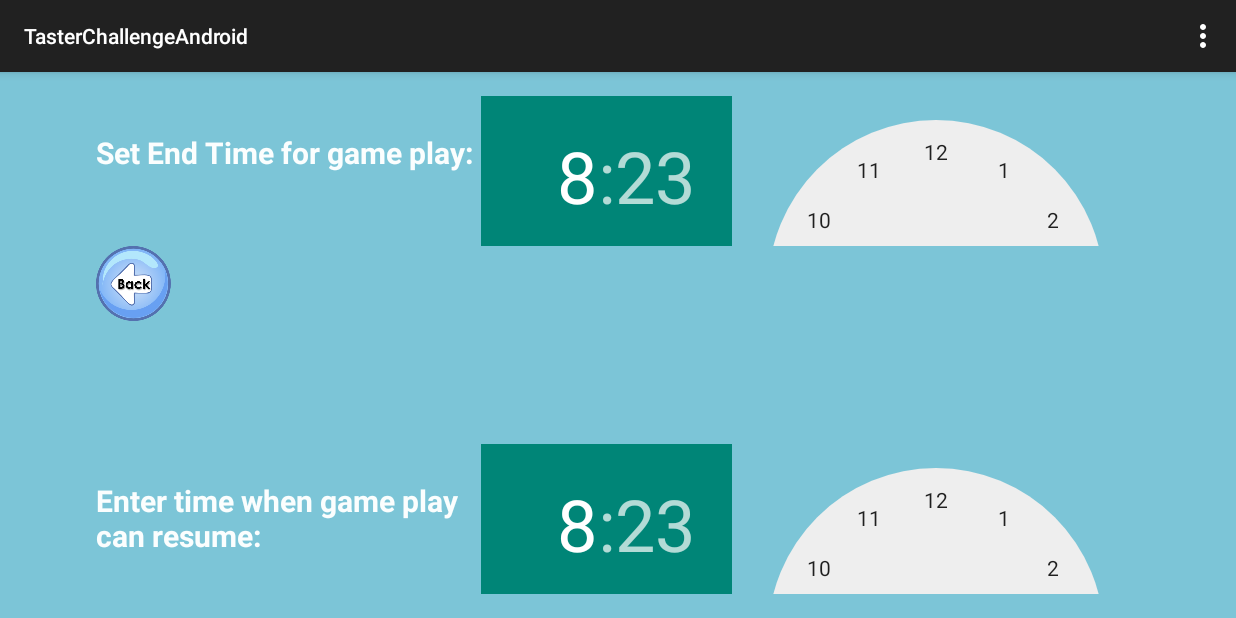
After one commit to RedAlice64/TasterChallengeAndroid, an Android app: the ControlSettingsActivity screen opened directly, with no data from a screen before it, on a phone screen of 824 x 412 dp (held sideways). The commit adds this screen. Run offline under Robolectric (Android 15) with nearby library versions, the phone set to English and light mode, and no system bars.

Commit message:
updated files from last committ so all files are present

```diff
--- /dev/null
+++ b/app/src/main/java/edu/bu/ec500c1/tasterchallengeandroid/ControlSettingsActivity.java
@@ -0,0 +1,53 @@
+package edu.bu.ec500c1.tasterchallengeandroid;
+
+import android.support.v7.app.ActionBarActivity;
+import android.os.Bundle;
+import android.view.Menu;
+import android.view.MenuItem;
+import android.view.View;
+import android.widget.Button;
+import android.widget.ImageButton;
+
+public class ControlSettingsActivity extends ActionBarActivity {
+
+    private ImageButton mBackButton;
+
+    @Override
+    protected void onCreate(Bundle savedInstanceState) {
+        super.onCreate(savedInstanceState);
+        setContentView(R.layout.activity_control_settings);
+        backButtonPressed();
+    }
+
+    public void backButtonPressed(){
+        mBackButton = (ImageButton) findViewById(R.id.back_button);
+        mBackButton.setOnClickListener(new View.OnClickListener() {
+            @Override
+            public void onClick(View view) {
+                onBackPressed();
+            }
+        });
+    }
+
+    @Override
+    public boolean onCreateOptionsMenu(Menu menu) {
+        // Inflate the menu; this adds items to the action bar if it is present.
+        getMenuInflater().inflate(R.menu.menu_control_settings, menu);
+        return true;
+    }
+
+    @Override
+    public boolean onOptionsItemSelected(MenuItem item) {
+        // Handle action bar item clicks here. The action bar will
+        // automatically handle clicks on the Home/Up button, so long
+        // as you specify a parent activity in AndroidManifest.xml.
+        int id = item.getItemId();
+
+        //noinspection SimplifiableIfStatement
+        if (id == R.id.action_settings) {
+            return true;
+        }
+
+        return super.onOptionsItemSelected(item);
+    }
+}
--- /dev/null
+++ b/app/src/main/res/layout/activity_control_settings.xml
@@ -0,0 +1,68 @@
+<RelativeLayout xmlns:android="http://schemas.android.com/apk/res/android"
+    xmlns:tools="http://schemas.android.com/tools"
+    android:layout_width="match_parent"
+    android:layout_height="match_parent"
+    android:background="@color/blue"
+    android:paddingLeft="@dimen/activity_horizontal_margin"
+    android:paddingRight="@dimen/activity_horizontal_margin"
+    android:paddingTop="@dimen/activity_vertical_margin"
+    android:paddingBottom="@dimen/activity_vertical_margin"
+    tools:context="edu.bu.ec500c1.tasterchallengeandroid.ControlSettingsActivity">
+
+    <ImageButton
+        android:id="@+id/back_button"
+        android:layout_width="50dp"
+        android:layout_height="50dp"
+        android:background="@drawable/back_button_icon"
+        android:layout_gravity="bottom"
+        android:baselineAlignBottom="false"
+        android:paddingStart="24dp"
+        android:paddingEnd="24dp"
+        android:layout_below="@+id/timePicker3"
+        android:layout_alignParentStart="true"
+        android:paddingBottom="24dp"
+        android:paddingTop="24dp"/>
+
+    <TextView
+        android:layout_width="wrap_content"
+        android:layout_height="wrap_content"
+        android:id="@+id/editText"
+        android:layout_alignParentTop="true"
+        android:layout_alignParentStart="true"
+        android:text="Set End Time for game play:"
+        android:textStyle="bold"
+        android:textSize="20dp"
+        android:textColor="#fbfefe"
+        android:paddingTop="24dp"/>
+
+    <TextView
+        android:layout_width="wrap_content"
+        android:layout_height="wrap_content"
+        android:id="@+id/editText2"
+        android:text="Enter time when game play can resume:"
+        android:layout_alignTop="@+id/timePicker4"
+        android:layout_alignParentStart="true"
+        android:layout_alignEnd="@+id/editText"
+        android:textStyle="bold"
+        android:textSize="20dp"
+        android:layout_alignBottom="@+id/timePicker4"
+        android:textColor="#fbfefe"
+        android:paddingTop="24dp"/>
+
+    <TimePicker
+        android:layout_width="wrap_content"
+        android:layout_height="100dp"
+        android:id="@+id/timePicker4"
+        android:layout_alignParentBottom="true"
+        android:layout_alignParentEnd="true"
+        android:paddingLeft="24dp"/>
+
+    <TimePicker
+        android:layout_width="wrap_content"
+        android:layout_height="100dp"
+        android:id="@+id/timePicker3"
+        android:paddingLeft="24dp"
+        android:layout_alignParentTop="true"
+        android:layout_alignStart="@+id/timePicker4"/>
+
+</RelativeLayout>
--- a/app/src/main/res/layout/activity_main.xml
+++ b/app/src/main/res/layout/activity_main.xml
@@ -1,7 +1,7 @@
 <RelativeLayout xmlns:android ="http://schemas.android.com/apk/res/android"
     android:layout_width="match_parent"
     android:layout_height="match_parent"
-    android:background="@drawable/game_background"
+    android:background="@drawable/education_background"
     android:gravity="left"
 
     android:orientation="horizontal">
--- /dev/null
+++ b/app/src/main/res/menu/menu_control_settings.xml
@@ -0,0 +1,9 @@
+<menu xmlns:android="http://schemas.android.com/apk/res/android"
+    xmlns:app="http://schemas.android.com/apk/res-auto"
+    xmlns:tools="http://schemas.android.com/tools"
+    tools:context="edu.bu.ec500c1.tasterchallengeandroid.ControlSettingsActivity">
+    <item android:id="@+id/action_settings"
+        android:title="@string/action_settings"
+        android:orderInCategory="100"
+        app:showAsAction="never"/>
+</menu>
--- /dev/null
+++ b/app/src/main/res/values/color.xml
@@ -0,0 +1,4 @@
+<?xml version="1.0" encoding="utf-8"?>
+<resources>
+    <color name = "blue">#7cc5d7</color>
+</resources>
--- a/app/src/main/res/values/strings.xml
+++ b/app/src/main/res/values/strings.xml
@@ -16,5 +16,6 @@
 
     <string name="settings_strings">These are the settings!</string>
     <string name="title_activity_parental_control">ParentalControl</string>
+    <string name="title_activity_control_settings">ControlSettingsActivity</string>
 
 </resources>
```
Also changed, not shown: app/src/main/AndroidManifest.xml (+16 -4 lines), app/src/main/java/edu/bu/ec500c1/tasterchallengeandroid/ParentalControl.java (+28 -13 lines), app/src/main/java/edu/bu/ec500c1/tasterchallengeandroid/VideoListAdapter.java (added, +48 -0 lines), app/src/main/java/edu/bu/ec500c1/tasterchallengeandroid/videoDescripter.java (added, +23 -0 lines), app/src/main/res/layout/activity_video_player.xml (added, +23 -0 lines), app/src/main/res/layout/video_item_layout.xml (added, +13 -0 lines), app/src/main/res/menu/menu_video_player.xml (added, +9 -0 lines), app/src/main/res/drawable/education_background.jpg (added), 1 other file.
